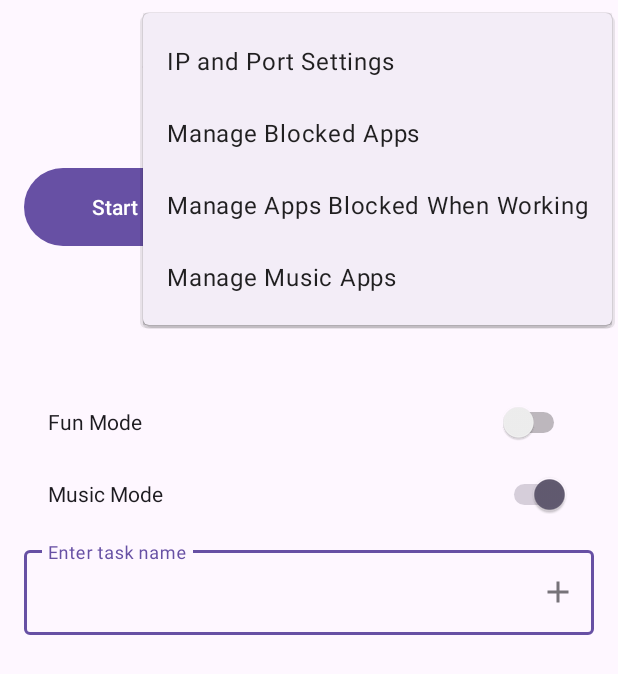
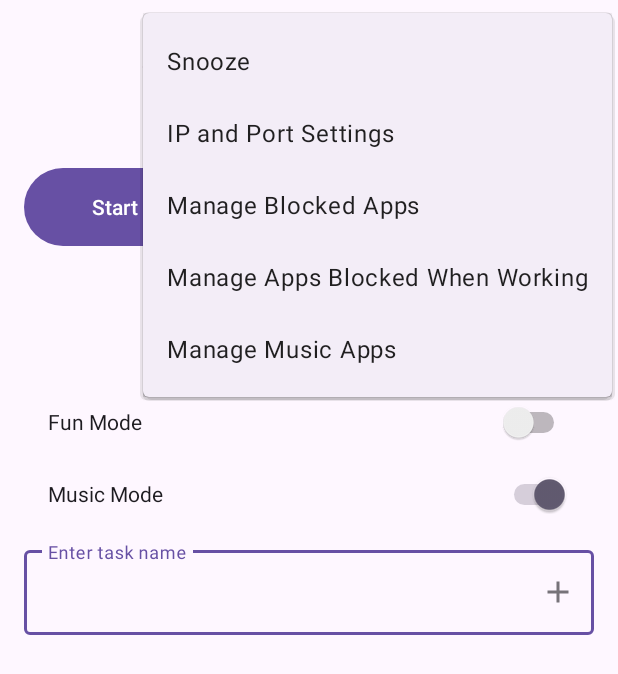
Before and after one commit to aamirza/startlines, an Android app: the screen it shows after launch (MainActivity), with the options menu open, on a phone screen of 412 x 824 dp. Shown: the top 674 px of the screen. Run offline under Robolectric (Android 15) with nearby library versions, the phone set to English and light mode, and no system bars.

Commit message:
Snooze Startline/Funline
Add the ability to "snooze" a Startline or Funline that is in X mode i.e. in 2 minutes, it will be as if you completed the Startline/Funline.

```diff
--- a/app/src/main/res/menu/main_menu.xml
+++ b/app/src/main/res/menu/main_menu.xml
@@ -1,6 +1,13 @@
 <?xml version="1.0" encoding="utf-8"?>
 <menu xmlns:app="http://schemas.android.com/apk/res-auto"
     xmlns:android="http://schemas.android.com/apk/res/android">
+
+    <item
+        android:id="@+id/snooze_startlines"
+        android:title="@string/snooze_menu_text"
+        android:orderInCategory="30"
+        app:showAsAction="never" />
+
     <item
         android:id="@+id/manage_blocked_apps"
         android:title="@string/manage_blocked_apps_button_text"
@@ -22,5 +29,7 @@
     <item
         android:id="@+id/ip_port_settings"
         android:title="@string/ip_and_port_settings_menu_button"
-        app:showAsAction="never" />
+        app:showAsAction="never"
+        android:orderInCategory="50"
+        />
 </menu>
--- a/app/src/main/res/values/strings.xml
+++ b/app/src/main/res/values/strings.xml
@@ -19,4 +19,5 @@
     <string name="distracting_apps_button_text">Manage Apps Blocked When Working</string>
     <string name="music_apps_button_text">Manage Music Apps</string>
     <string name="ip_and_port_settings_menu_button">IP and Port Settings</string>
+    <string name="snooze_menu_text">Snooze</string>
 </resources>
```
Also changed, not shown: app/src/main/java/com/asmirza/startlines/MainActivity.java (+21 -0 lines).
